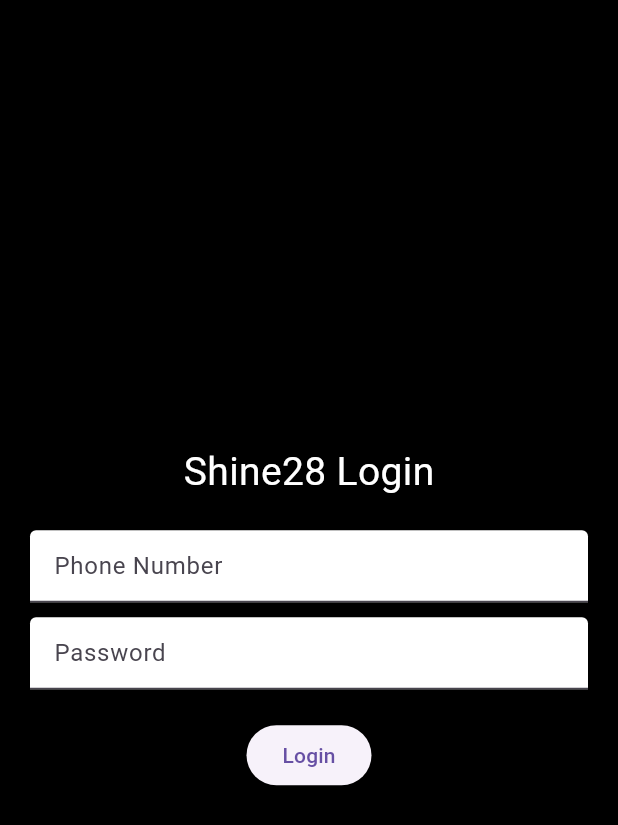
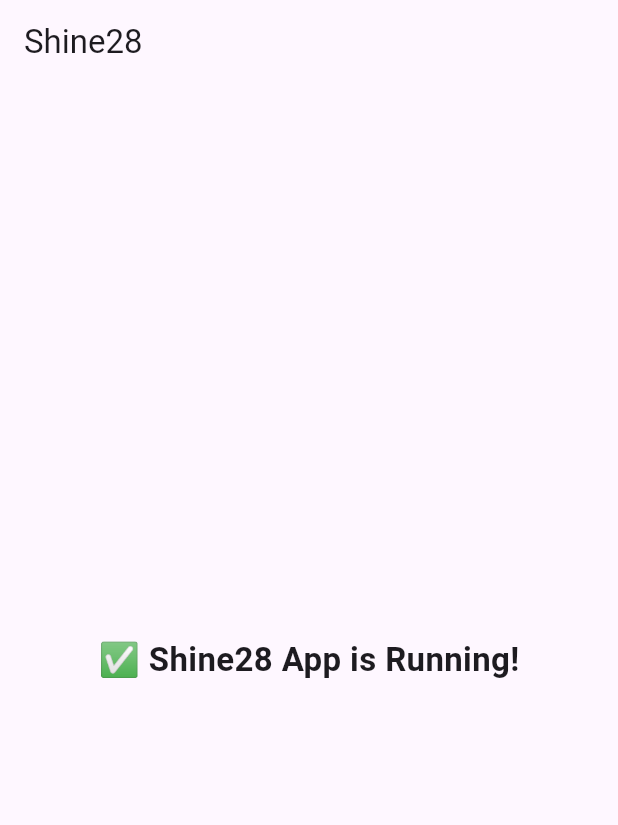
Before and after one commit to adityasahare90-creator/shine28-android, a Flutter app: the screen it shows after launch, on a phone screen of 412 x 824 dp. Shown: the top 825 px of the screen. Run offline on Flutter 3.47's test engine with Material 3 defaults, Android fonts, the phone set to English and light mode, and no system bars.

Commit message:
Update main.dart

```diff
--- a/lib/main.dart
+++ b/lib/main.dart
@@ -1,127 +1,36 @@
 import 'package:flutter/material.dart';
-import 'package:http/http.dart' as http;
-import 'dart:convert';
 
 void main() {
-  runApp(Shine28App());
+  runApp(const Shine28App());
 }
 
 class Shine28App extends StatelessWidget {
+  const Shine28App({super.key});
+
   @override
   Widget build(BuildContext context) {
     return MaterialApp(
       debugShowCheckedModeBanner: false,
-      home: LoginPage(),
+      title: 'Shine28',
+      theme: ThemeData(primarySwatch: Colors.deepPurple),
+      home: const HomeScreen(),
     );
   }
 }
 
-class LoginPage extends StatefulWidget {
-  @override
-  _LoginPageState createState() => _LoginPageState();
-}
-
-class _LoginPageState extends State<LoginPage> {
-  final TextEditingController phoneController = TextEditingController();
-  final TextEditingController passwordController = TextEditingController();
-
-  bool loading = false;
-
-  Future<void> login() async {
-    setState(() => loading = true);
-
-    final url = Uri.parse(
-        "https://shine28-backend.onrender.com/api/login"); // Backend endpoint
-
-    final response = await http.post(
-      url,
-      body: {
-        "phone": phoneController.text,
-        "password": passwordController.text,
-      },
-    );
-
-    setState(() => loading = false);
-
-    if (response.statusCode == 200) {
-      final data = jsonDecode(response.body);
-
-      Navigator.push(
-        context,
-        MaterialPageRoute(
-          builder: (context) => DashboardPage(
-            username: data["username"],
-          ),
-        ),
-      );
-    } else {
-      ScaffoldMessenger.of(context).showSnackBar(
-        SnackBar(content: Text("Login failed")),
-      );
-    }
-  }
+class HomeScreen extends StatelessWidget {
+  const HomeScreen({super.key});
 
   @override
   Widget build(BuildContext context) {
     return Scaffold(
-      backgroundColor: Colors.black,
-      body: Center(
-        child: Padding(
-          padding: EdgeInsets.all(20),
-          child: Column(
-            mainAxisAlignment: MainAxisAlignment.center,
-            children: [
-              Text("Shine28 Login",
-                  style: TextStyle(color: Colors.white, fontSize: 26)),
-              SizedBox(height: 20),
-              TextField(
-                controller: phoneController,
-                decoration: InputDecoration(
-                  hintText: "Phone Number",
-                  filled: true,
-                  fillColor: Colors.white,
-                ),
-              ),
-              SizedBox(height: 10),
-              TextField(
-                controller: passwordController,
-                obscureText: true,
-                decoration: InputDecoration(
-                  hintText: "Password",
-                  filled: true,
-                  fillColor: Colors.white,
-                ),
-              ),
-              SizedBox(height: 20),
-              loading
-                  ? CircularProgressIndicator(color: Colors.white)
-                  : ElevatedButton(
-                      onPressed: login,
-                      child: Text("Login"),
-                    ),
-            ],
-          ),
+      appBar: AppBar(title: const Text('Shine28')),
+      body: const Center(
+        child: Text(
+          '✅ Shine28 App is Running!',
+          style: TextStyle(fontSize: 22, fontWeight: FontWeight.bold),
         ),
       ),
     );
   }
 }
-
-class DashboardPage extends StatelessWidget {
-  final String username;
-
-  DashboardPage({required this.username});
-
-  @override
-  Widget build(BuildContext context) {
-    return Scaffold(
-      backgroundColor: Colors.blueGrey,
-      body: Center(
-        child: Text(
-          "Welcome, $username!",
-          style: TextStyle(fontSize: 28, color: Colors.white),
-        ),
-      ),
-    );
-  }
-}
```
